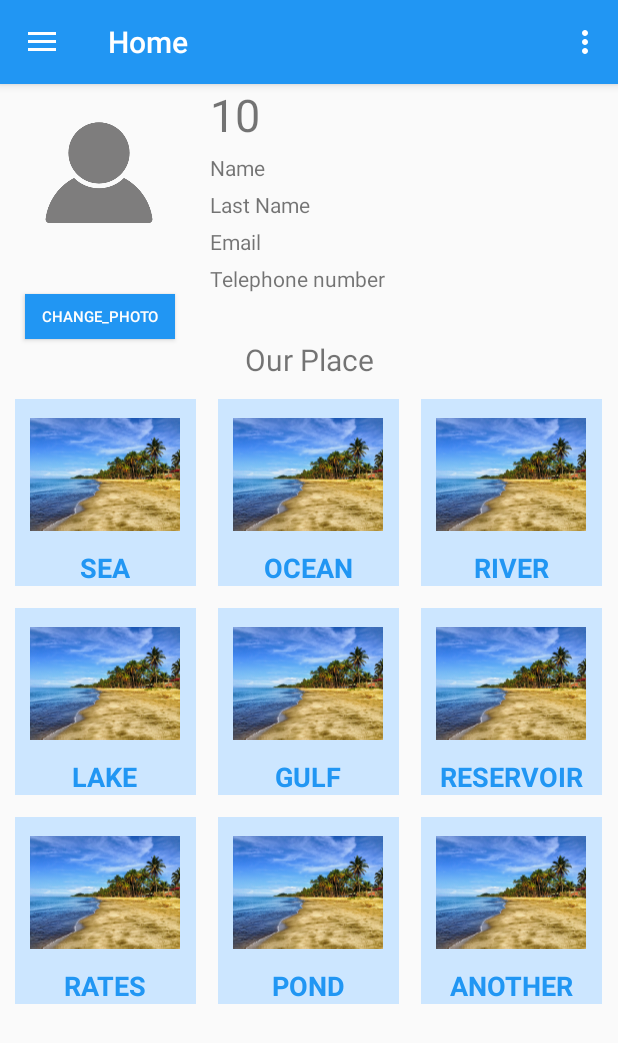
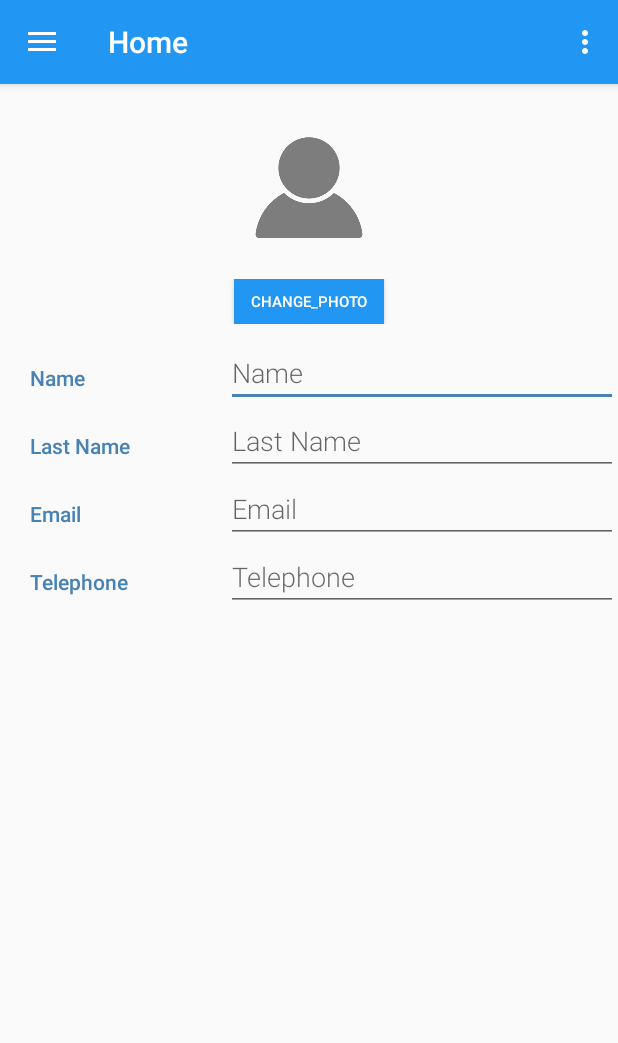
Before and after one commit to Igor755/Fishmarker_Kotlin, an Android app: the screen it shows after launch (ProfileActivity), after a tap on "SIGN IN", on a phone screen of 412 x 824 dp. Shown: the top 1043 px of the screen. Run offline under Robolectric (Android 15) with nearby library versions, the light colour scheme and no system bars; our stand-ins replace navigation-ui.

Commit message:
profile_fragments

```diff
--- a/app/src/main/java/com/company/fishmarker_kotlin/fragments_profile/ProfileFragment.kt
+++ b/app/src/main/java/com/company/fishmarker_kotlin/fragments_profile/ProfileFragment.kt
@@ -28,21 +28,21 @@ class ProfileFragment : Fragment() {
         val view = inflater.inflate(R.layout.fragment_profile, container, false)
 
 
-        gridView  = view.findViewById(R.id.gridView) as GridView
+       // gridView  = view.findViewById(R.id.gridView) as GridView
 
 
         adapterGrid  = context?.let { AdapterPlace(it) }
 
-        gridView!!.adapter = adapterGrid
+      //  gridView!!.adapter = adapterGrid
 
-        gridView!!.onItemClickListener = AdapterView.OnItemClickListener { parent, view, position, id ->
+      //  gridView!!.onItemClickListener = AdapterView.OnItemClickListener { parent, view, position, id ->
 
 
-            val bigWater = BigWater.values()[position]
-            PlaceName(bigWater.nameWater)
+           // val bigWater = BigWater.values()[position]
+           // PlaceName(bigWater.nameWater)
 
 
-        }
+     //   }
         return view
 
     }
--- a/app/src/main/res/layout/fragment_profile.xml
+++ b/app/src/main/res/layout/fragment_profile.xml
@@ -1,5 +1,5 @@
 <?xml version="1.0" encoding="utf-8"?>
-<androidx.constraintlayout.widget.ConstraintLayout xmlns:android="http://schemas.android.com/apk/res/android"
+<RelativeLayout xmlns:android="http://schemas.android.com/apk/res/android"
     xmlns:app="http://schemas.android.com/apk/res-auto"
     xmlns:tools="http://schemas.android.com/tools"
     android:layout_width="match_parent"
@@ -7,7 +7,165 @@
     tools:context=".fragments_profile.ProfileFragment">
 
 
-    <ImageView
+    <LinearLayout
+        android:id="@+id/main_lay"
+        android:layout_width="match_parent"
+        android:layout_height="wrap_content"
+        android:orientation="vertical"
+        android:layout_marginTop="20sp"
+        android:gravity="center">
+
+        <ImageView
+            android:id="@+id/photo_user"
+            android:layout_width="100dp"
+            android:layout_height="100dp"
+            android:src="@drawable/photo_user"/>
+    </LinearLayout>
+
+
+    <LinearLayout
+        android:id="@+id/main_lay2"
+        android:layout_width="match_parent"
+        android:layout_height="wrap_content"
+        android:orientation="vertical"
+        android:layout_marginTop="10sp"
+        android:layout_below="@+id/main_lay"
+        android:gravity="center">
+
+    <Button
+        android:id="@+id/change_photo"
+        android:layout_width="100dp"
+        android:layout_height="30dp"
+        android:background="@color/colorPrimary"
+        android:text="change_photo"
+        android:textColor="@color/colorWhite"
+        android:textSize="10dp"/>
+
+    </LinearLayout>
+
+
+    /////////block 1
+    <LinearLayout
+        android:layout_width="match_parent"
+        android:layout_height="wrap_content"
+        android:orientation="horizontal"
+        android:layout_marginTop="10dp"
+        android:id="@+id/sss"
+        android:layout_below="@+id/main_lay2">
+
+    <TextView
+        style="@style/CategoryStyle"
+        android:text="Name"
+        android:layout_marginLeft="20sp"/>
+
+    <LinearLayout
+        android:layout_width="0dp"
+        android:layout_height="wrap_content"
+        android:layout_weight="2"
+        android:orientation="vertical"
+        >
+
+        <EditText
+            android:id="@+id/edit_latitude"
+            style="@style/EditorFieldStyle"
+            android:hint="Name"
+            android:inputType="textCapWords"
+            android:autofillHints="" />
+
+    </LinearLayout>
+    </LinearLayout>
+
+
+    <LinearLayout
+        android:layout_width="match_parent"
+        android:layout_height="wrap_content"
+        android:orientation="horizontal"
+        android:id="@+id/wweq"
+        android:layout_below="@+id/sss">
+
+        <TextView
+            style="@style/CategoryStyle"
+            android:text="Last Name"
+            android:layout_marginLeft="20sp"/>
+
+        <LinearLayout
+            android:layout_width="0dp"
+            android:layout_height="wrap_content"
+            android:layout_weight="2"
+            android:orientation="vertical"
+            >
+
+            <EditText
+                android:id="@+id/edit_latitude2"
+                style="@style/EditorFieldStyle"
+                android:hint="Last Name"
+                android:inputType="textCapWords"
+                android:autofillHints="" />
+
+        </LinearLayout>
+    </LinearLayout>
+
+
+
+    <LinearLayout
+        android:layout_width="match_parent"
+        android:layout_height="wrap_content"
+        android:orientation="horizontal"
+        android:id="@+id/asd"
+        android:layout_below="@+id/wweq">
+
+        <TextView
+            style="@style/CategoryStyle"
+            android:text="Email"
+            android:layout_marginLeft="20sp"/>
+
+        <LinearLayout
+            android:layout_width="0dp"
+            android:layout_height="wrap_content"
+            android:layout_weight="2"
+            android:orientation="vertical"
+            >
+
+            <EditText
+                android:id="@+id/edit_latitude8"
+                style="@style/EditorFieldStyle"
+                android:hint="@string/Email"
+                android:inputType="textCapWords"
+                android:autofillHints="" />
+
+        </LinearLayout>
+    </LinearLayout>
+
+    <LinearLayout
+        android:layout_width="match_parent"
+        android:layout_height="wrap_content"
+        android:orientation="horizontal"
+        android:id="@+id/wq"
+        android:layout_below="@+id/asd">
+
+        <TextView
+            style="@style/CategoryStyle"
+            android:text="Telephone"
+            android:layout_marginLeft="20sp"/>
+
+        <LinearLayout
+            android:layout_width="0dp"
+            android:layout_height="wrap_content"
+            android:layout_weight="2"
+            android:orientation="vertical"
+            >
+
+            <EditText
+                android:id="@+id/edit_latitude9"
+                style="@style/EditorFieldStyle"
+                android:hint="Telephone"
+                android:inputType="textCapWords"
+                android:autofillHints="" />
+
+        </LinearLayout>
+    </LinearLayout>
+
+   <!-- <ImageView
         android:id="@+id/photo_user"
         android:layout_width="100dp"
         android:layout_height="100dp"
@@ -135,7 +293,7 @@
         app:layout_constraintTop_toTopOf="parent"
         tools:layout_editor_absoluteX="0dp" />
 
-<!--
+&lt;!&ndash;
 
     <androidx.recyclerview.widget.RecyclerView
         android:id="@+id/recycler_view_progress"
@@ -146,7 +304,7 @@
         app:layout_constraintTop_toTopOf="parent"
         app:layout_constraintVertical_bias="0.0"
         tools:layout_editor_absoluteX="0dp" />
--->
+&ndash;&gt;
 
 
     <GridView
@@ -166,7 +324,7 @@
         app:layout_constraintTop_toTopOf="parent"
         app:layout_constraintVertical_bias="0.0"
         tools:layout_editor_absoluteX="0dp"/>
+-->
 
 
-
-</androidx.constraintlayout.widget.ConstraintLayout>
+</RelativeLayout>
--- a/app/src/main/res/values/styles.xml
+++ b/app/src/main/res/values/styles.xml
@@ -18,4 +18,23 @@
     <style name="AppTheme.PopupOverlay" parent="ThemeOverlay.AppCompat.Light" />
 
 
+
+    <style name="CategoryStyle">
+        <item name="android:layout_height">wrap_content</item>
+        <item name="android:layout_width">0dp</item>
+        <item name="android:layout_weight">1</item>
+        <item name="android:paddingTop">16dp</item>
+        <item name="android:textColor">@color/colorAccent</item>
+        <item name="android:fontFamily">sans-serif-medium</item>
+        <item name="android:textAppearance">?android:textAppearanceSmall</item>
+    </style>
+
+    <style name="EditorFieldStyle">
+        <item name="android:layout_height">wrap_content</item>
+        <item name="android:layout_width">match_parent</item>
+        <item name="android:fontFamily">sans-serif-light</item>
+        <item name="android:textAppearance">?android:textAppearanceMedium</item>
+    </style>
+
+
 </resources>
```
